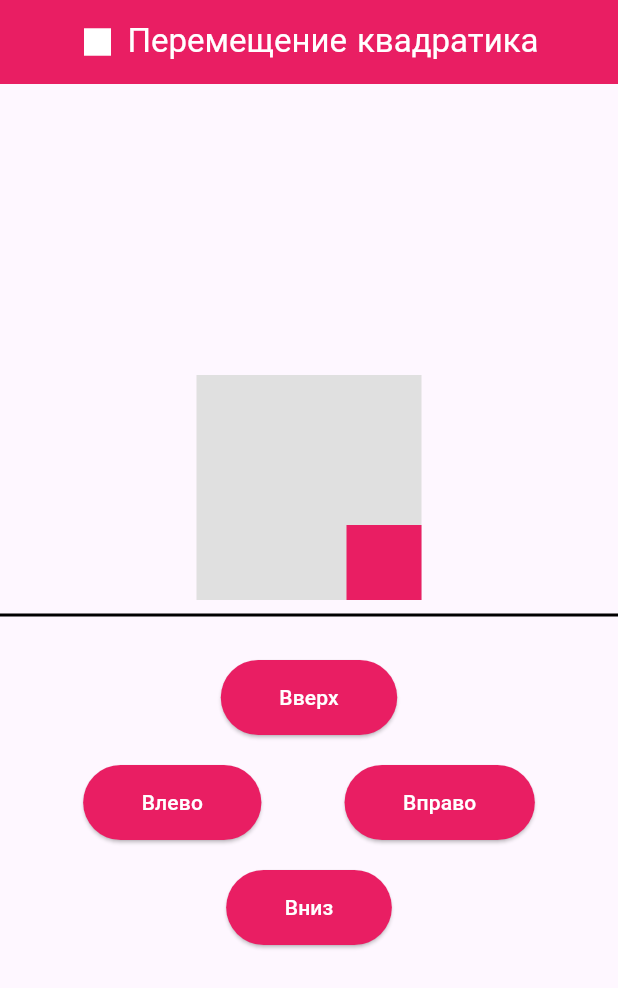
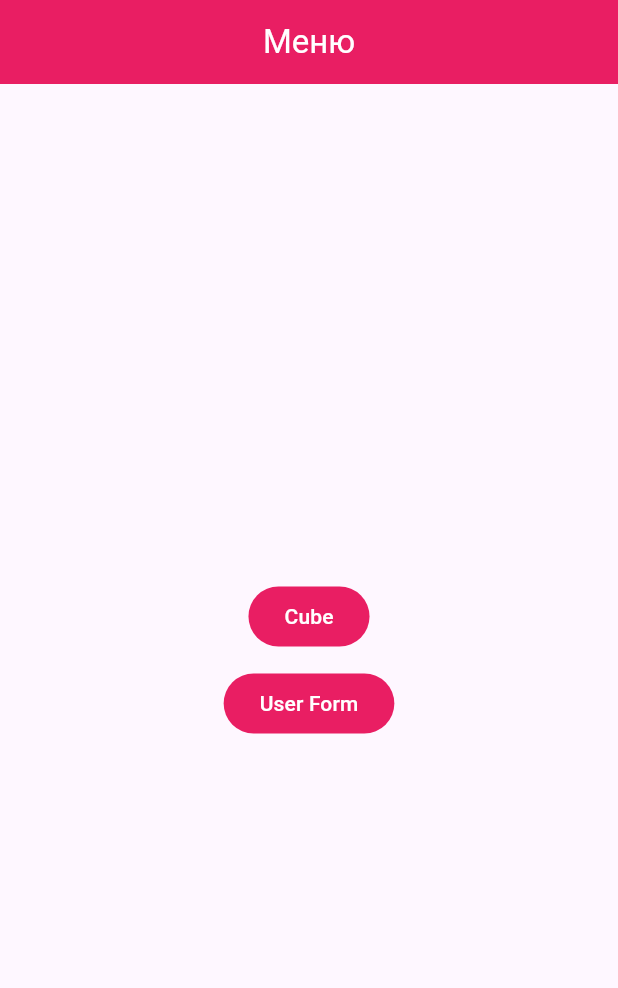
Before and after one commit to katesprinchan/first_flutter_app, a Flutter app: the screen it shows after launch, on a phone screen of 412 x 824 dp. Shown: the top 988 px of the screen. Run offline on Flutter 3.47's test engine with Material 3 defaults, Android fonts, the phone set to English and light mode, and no system bars.

Commit message:
creating navigation and form

```diff
--- a/lib/main.dart
+++ b/lib/main.dart
@@ -1,85 +1,33 @@
 import 'package:flutter/material.dart';
+
+import 'moving_square.dart';
+import 'user_form.dart';
 
 void main() {
   runApp(const MyApp());
 }
 
 class MyApp extends StatelessWidget {
-  const MyApp({super.key});
+  const MyApp({Key? key}) : super(key: key);
 
   @override
   Widget build(BuildContext context) {
-    return const MaterialApp(
-      title: ' Первое приложение',
-      home: MoveSquareScreen(),
+    final squarePosition = SquarePosition();
+    return MaterialApp(
+      title: 'Первое приложение',
+      routes: {
+        '/first': (context) => const Menu(),
+        '/second': (context) =>
+            MoveSquareScreen(squarePosition: squarePosition),
+        '/third': (context) => UserForm(),
+      },
+      initialRoute: '/first',
     );
   }
 }
 
-class MoveSquareScreen extends StatefulWidget {
-  const MoveSquareScreen({super.key});
-
-  @override
-  _MoveSquareScreenState createState() => _MoveSquareScreenState();
-}
-
-enum DirectionOfSquare { up, down, left, right }
-
-class _MoveSquareScreenState extends State<MoveSquareScreen> {
-  double squarePositionX = 100.0;
-  double squarePositionY = 100.0;
-
-  bool canMoveUp = true;
-  bool canMoveDown = true;
-  bool canMoveLeft = true;
-  bool canMoveRight = true;
-
-  void moveSquare(DirectionOfSquare direction) {
-    setState(() {
-      switch (direction) {
-        case DirectionOfSquare.up:
-          if (squarePositionY > 0) {
-            squarePositionY -= 50.0;
-            if (squarePositionY == 0) {
-              canMoveUp = false;
-            } else {
-              canMoveDown = true;
-            }
-          }
-          break;
-        case DirectionOfSquare.down:
-          if (squarePositionY < 100) {
-            squarePositionY += 50.0;
-            if (squarePositionY == 100) {
-              canMoveDown = false;
-            } else {
-              canMoveUp = true;
-            }
-          }
-          break;
-        case DirectionOfSquare.left:
-          if (squarePositionX > 0) {
-            squarePositionX -= 50.0;
-            if (squarePositionX == 0) {
-              canMoveLeft = false;
-            } else {
-              canMoveRight = true;
-            }
-          }
-          break;
-        case DirectionOfSquare.right:
-          if (squarePositionX < 100) {
-            squarePositionX += 50.0;
-            if (squarePositionX == 100) {
-              canMoveRight = false;
-            } else {
-              canMoveLeft = true;
-            }
-          }
-          break;
-      }
-    });
-  }
+class Menu extends StatelessWidget {
+  const Menu({super.key});
 
   @override
   Widget build(BuildContext context) {
@@ -90,10 +38,8 @@ class _MoveSquareScreenState extends State<MoveSquareScreen> {
           child: Row(
             mainAxisAlignment: MainAxisAlignment.center,
             children: [
-              Icon(Icons.square, color: Colors.white), // первая иконка
-              SizedBox(width: 8),
               Text(
-                'Перемещение квадратика',
+                'Меню',
                 style: TextStyle(
                   color: Colors.white,
                   fontFamily: 'GoblinOne',
@@ -107,80 +53,24 @@ class _MoveSquareScreenState extends State<MoveSquareScreen> {
         child: Column(
           mainAxisAlignment: MainAxisAlignment.center,
           children: <Widget>[
-            Container(
-              width: 150.0,
-              height: 150.0,
-              color: Colors.grey[300],
-              child: Stack(
-                children: [
-                  Positioned(
-                    left: squarePositionX,
-                    top: squarePositionY,
-                    child: Container(
-                      width: 50.0,
-                      height: 50.0,
-                      color: Colors.pink,
-                    ),
-                  ),
-                ],
+            FilledButton(
+              onPressed: () {
+                Navigator.of(context).pushNamed('/second');
+              },
+              style: ButtonStyle(
+                backgroundColor: MaterialStateProperty.all<Color>(Colors.pink),
               ),
+              child: const Text('Cube'),
             ),
-            const Divider(
-              height: 20,
-              thickness: 2,
-              color: Colors.black,
-            ),
-            const SizedBox(height: 20.0),
-            ElevatedButton(
-              onPressed:
-                  canMoveUp ? () => moveSquare(DirectionOfSquare.up) : null,
-              style: ElevatedButton.styleFrom(
-                backgroundColor: canMoveUp ? Colors.pink : Colors.grey,
+            const SizedBox(height: 10),
+            FilledButton(
+              onPressed: () {
+                Navigator.of(context).pushNamed('/third');
+              },
+              style: ButtonStyle(
+                backgroundColor: MaterialStateProperty.all<Color>(Colors.pink),
               ),
-              child: const Padding(
-                  padding: EdgeInsets.all(15),
-                  child: Text('Вверх', style: TextStyle(color: Colors.white))),
-            ),
-            const SizedBox(height: 20.0),
-            Row(
-              mainAxisAlignment: MainAxisAlignment.spaceEvenly,
-              children: <Widget>[
-                ElevatedButton(
-                  onPressed: canMoveLeft
-                      ? () => moveSquare(DirectionOfSquare.left)
-                      : null,
-                  style: ElevatedButton.styleFrom(
-                    backgroundColor: canMoveLeft ? Colors.pink : Colors.grey,
-                  ),
-                  child: const Padding(
-                      padding: EdgeInsets.all(15),
-                      child:
-                          Text('Влево', style: TextStyle(color: Colors.white))),
-                ),
-                ElevatedButton(
-                  onPressed: canMoveRight
-                      ? () => moveSquare(DirectionOfSquare.right)
-                      : null,
-                  style: ElevatedButton.styleFrom(
-                    backgroundColor: canMoveRight ? Colors.pink : Colors.grey,
-                  ),
-                  child: const Padding(
-                      padding: EdgeInsets.all(15),
-                      child: Text('Вправо',
-                          style: TextStyle(color: Colors.white))),
-                ),
-              ],
-            ),
-            const SizedBox(height: 20.0),
-            ElevatedButton(
-              onPressed:
-                  canMoveDown ? () => moveSquare(DirectionOfSquare.down) : null,
-              style: ElevatedButton.styleFrom(
-                backgroundColor: canMoveDown ? Colors.pink : Colors.grey,
-              ),
-              child: const Padding(
-                  padding: EdgeInsets.all(15),
-                  child: Text('Вниз', style: TextStyle(color: Colors.white))),
+              child: const Text('User Form'),
             ),
           ],
         ),
```
Also changed, not shown: lib/moving_square.dart (added, +203 -0 lines), lib/user_form.dart (added, +72 -0 lines), lib/moving_the_square.dart (deleted).
